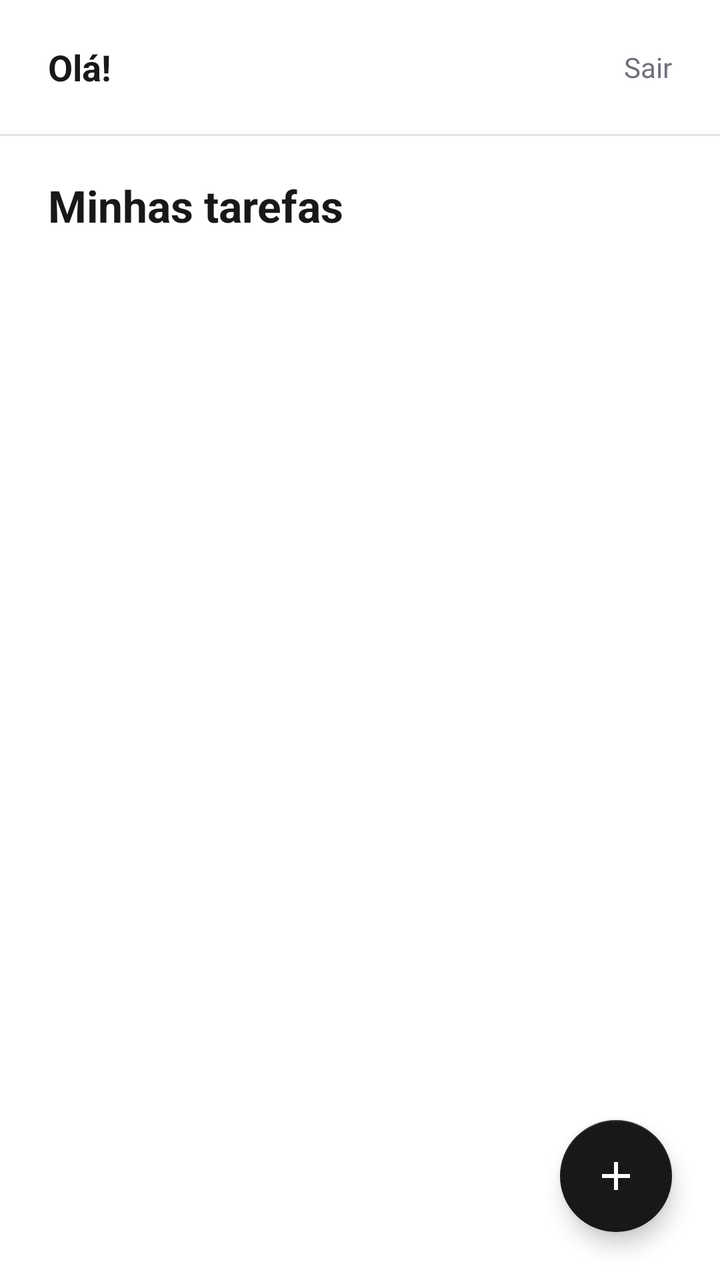
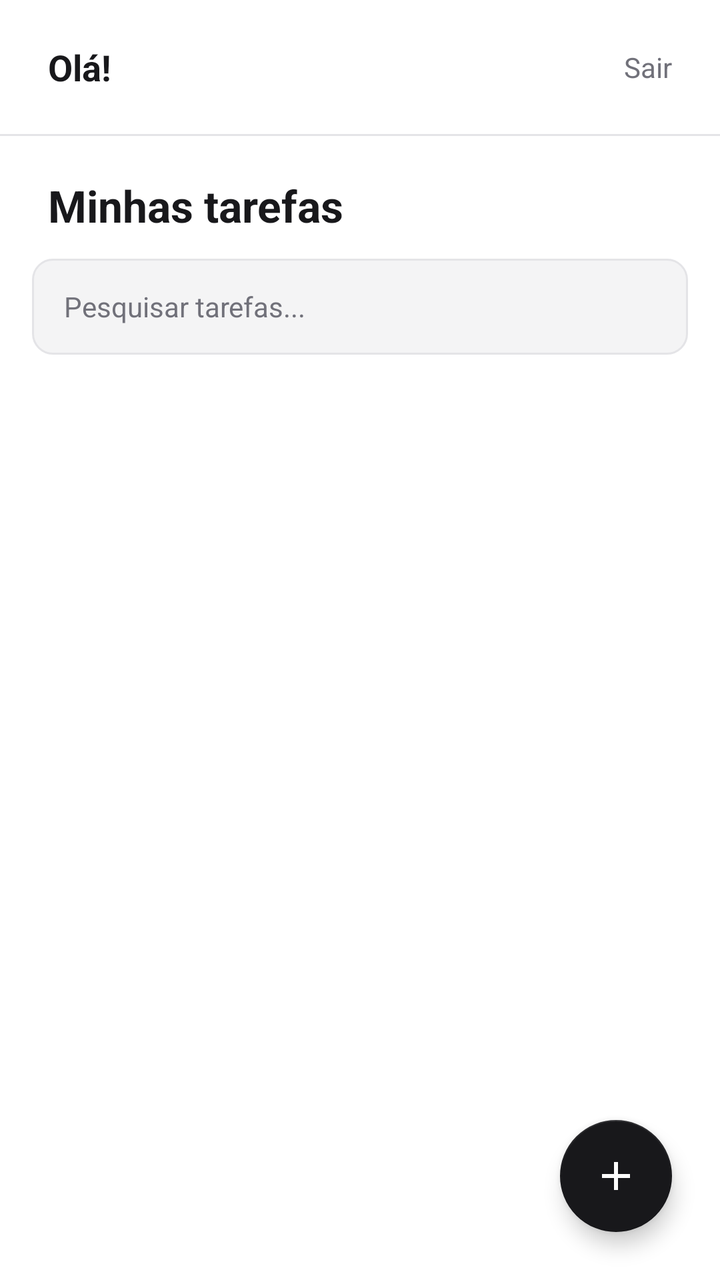

Two renders of the same Android screen: before a commit and after it. Below are the layout's source before the change and the commit's diff.
<!-- AndroidManifest.xml: application theme Theme.TodoApp -->
<!-- res/layout/activity_todo.xml -->
<?xml version="1.0" encoding="utf-8"?>
<androidx.coordinatorlayout.widget.CoordinatorLayout xmlns:android="http://schemas.android.com/apk/res/android"
    xmlns:app="http://schemas.android.com/apk/res-auto"
    android:layout_width="match_parent"
    android:layout_height="match_parent"
    android:background="@color/background">

    <LinearLayout
        android:layout_width="match_parent"
        android:layout_height="match_parent"
        android:orientation="vertical">

        
        <LinearLayout
            android:layout_width="match_parent"
            android:layout_height="wrap_content"
            android:orientation="horizontal"
            android:gravity="center_vertical"
            android:paddingLeft="24dp"
            android:paddingRight="16dp"
            android:paddingTop="16dp"
            android:paddingBottom="16dp">

            <TextView
                android:id="@+id/tvWelcome"
                android:layout_width="0dp"
                android:layout_height="wrap_content"
                android:layout_weight="1"
                android:text="Olá!"
                android:textSize="18sp"
                android:textStyle="bold"
                android:textColor="@color/text_primary" />

            <TextView
                android:id="@+id/tvLogout"
                android:layout_width="wrap_content"
                android:layout_height="wrap_content"
                android:text="Sair"
                android:textColor="@color/text_secondary"
                android:textSize="14sp"
                android:padding="8dp" />
        </LinearLayout>

        <View
            android:layout_width="match_parent"
            android:layout_height="1dp"
            android:background="@color/border" />

        <TextView
            android:layout_width="match_parent"
            android:layout_height="wrap_content"
            android:text="Minhas tarefas"
            android:textSize="22sp"
            android:textStyle="bold"
            android:textColor="@color/text_primary"
            android:paddingLeft="24dp"
            android:paddingRight="24dp"
            android:paddingTop="20dp"
            android:paddingBottom="4dp" />

        <TextView
            android:id="@+id/tvEmpty"
            android:layout_width="match_parent"
            android:layout_height="wrap_content"
            android:text="Nenhuma tarefa ainda.\nToque no + para adicionar."
            android:textColor="@color/text_secondary"
            android:textSize="15sp"
            android:gravity="center"
            android:paddingTop="64dp"
            android:paddingBottom="32dp"
            android:lineSpacingMultiplier="1.5"
            android:visibility="gone" />

        <androidx.recyclerview.widget.RecyclerView
            android:id="@+id/recyclerView"
            android:layout_width="match_parent"
            android:layout_height="0dp"
            android:layout_weight="1"
            android:paddingLeft="16dp"
            android:paddingRight="16dp"
            android:paddingTop="8dp"
            android:paddingBottom="88dp"
            android:clipToPadding="false" />

    </LinearLayout>

    <com.google.android.material.floatingactionbutton.FloatingActionButton
        android:id="@+id/fabAdd"
        android:layout_width="wrap_content"
        android:layout_height="wrap_content"
        android:layout_gravity="bottom|end"
        android:layout_marginBottom="24dp"
        android:layout_marginRight="24dp"
        android:src="@drawable/ic_add"
        android:contentDescription="Adicionar tarefa"
        android:elevation="0dp"
        app:backgroundTint="@color/primary"
        app:tint="@color/white"
        app:pressedTranslationZ="0dp" />

</androidx.coordinatorlayout.widget.CoordinatorLayout>
<!-- resources referenced by this layout -->
<resources>
  <color name="background">#FFFFFF</color>
  <color name="border">#E4E4E7</color>
  <color name="primary">#18181B</color>
  <color name="text_primary">#18181B</color>
  <color name="text_secondary">#71717A</color>
  <color name="white">#FFFFFF</color>
  <!-- drawable ic_add (drawable) -->
  <?xml version="1.0" encoding="utf-8"?>
  <vector xmlns:android="http://schemas.android.com/apk/res/android"
      android:width="24dp"
      android:height="24dp"
      android:viewportWidth="24"
      android:viewportHeight="24">
      <path
          android:fillColor="#FF000000"
          android:pathData="M19,13H13V19H11V13H5V11H11V5H13V11H19V13Z" />
  </vector>
  <style name="Theme.TodoApp" parent="Theme.MaterialComponents.Light.NoActionBar">
          <item name="colorPrimary">@color/primary</item>
          <item name="colorPrimaryVariant">@color/primary</item>
          <item name="colorOnPrimary">@color/white</item>
          <item name="colorSecondary">@color/accent</item>
          <item name="colorOnSecondary">@color/white</item>
          <item name="android:colorBackground">@color/background</item>
          <item name="android:windowBackground">@color/background</item>
          <item name="android:statusBarColor">@color/background</item>
          <item name="android:windowLightStatusBar">true</item>
          
          <item name="materialButtonStyle">@style/Widget.MaterialComponents.Button.UnelevatedButton</item>
      </style>
  <color name="accent">#6366F1</color>
</resources>

<!-- the commit's change to res/layout/activity_todo.xml (unified diff, before → after) -->
@@ -58,6 +58,25 @@
             android:paddingTop="20dp"
             android:paddingBottom="4dp" />
 
+        <EditText
+            android:id="@+id/etSearch"
+            android:layout_width="match_parent"
+            android:layout_height="48dp"
+            android:layout_marginLeft="16dp"
+            android:layout_marginRight="16dp"
+            android:layout_marginTop="8dp"
+            android:layout_marginBottom="4dp"
+            android:background="@drawable/search_background"
+            android:hint="Pesquisar tarefas..."
+            android:textSize="14sp"
+            android:textColor="@color/text_primary"
+            android:textColorHint="@color/text_secondary"
+            android:paddingLeft="16dp"
+            android:paddingRight="16dp"
+            android:inputType="text"
+            android:imeOptions="actionSearch"
+            android:maxLines="1" />
+
         <TextView
             android:id="@+id/tvEmpty"
             android:layout_width="match_parent"
<!-- resource entries referenced after the edit -->
@@ -17,6 +17,13 @@
           android:fillColor="#FF000000"
           android:pathData="M19,13H13V19H11V13H5V11H11V5H13V11H19V13Z" />
   </vector>
+  <!-- drawable search_background (drawable) -->
+  <?xml version="1.0" encoding="utf-8"?>
+  <shape xmlns:android="http://schemas.android.com/apk/res/android">
+      <solid android:color="#F4F4F5" />
+      <corners android:radius="10dp" />
+      <stroke android:width="1dp" android:color="@color/border" />
+  </shape>
   <style name="Theme.TodoApp" parent="Theme.MaterialComponents.Light.NoActionBar">
           <item name="colorPrimary">@color/primary</item>
           <item name="colorPrimaryVariant">@color/primary</item>
